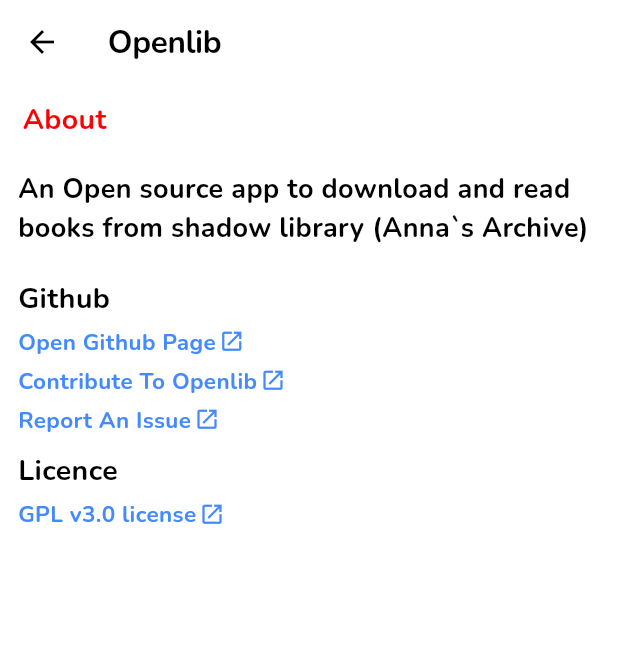
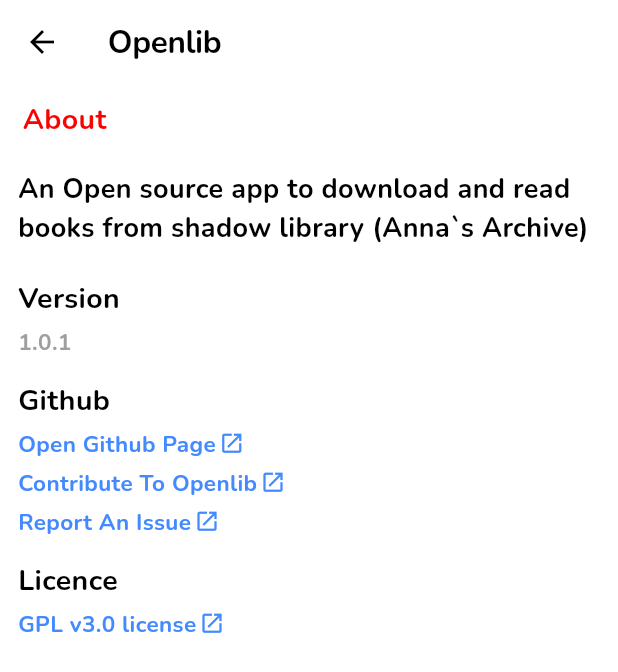
Before and after one commit to dstark5/Openlib, a Flutter app: the AboutPage screen opened directly, on a phone screen of 412 x 824 dp. Shown: the top 672 px of the screen. Run offline on Flutter 3.47's test engine with Material 2 defaults, Android fonts, the phone set to English and light mode, and no system bars; our stand-ins replace cached_network_image, dio, flutter_riverpod, flutter_svg, google_fonts, google_nav_bar and 3 more; missing offline and left inert: epub_view, flutter_pdfview, vocsy_epub_viewer; accounts and stored records are empty; network calls fail.

```diff
--- a/lib/ui/about_page.dart
+++ b/lib/ui/about_page.dart
@@ -36,6 +36,23 @@
               Padding(
                 padding: EdgeInsets.only(left: 7, right: 7, top: 10),
                 child: Text(
+                  "Version",
+                  style: TextStyle(fontSize: 19, fontWeight: FontWeight.bold),
+                ),
+              ),
+              Padding(
+                padding: EdgeInsets.only(left: 7, right: 7, top: 5),
+                child: Text(
+                  "1.0.1",
+                  style: TextStyle(
+                      fontSize: 15,
+                      fontWeight: FontWeight.bold,
+                      color: Colors.grey),
+                ),
+              ),
+              Padding(
+                padding: EdgeInsets.only(left: 7, right: 7, top: 15),
+                child: Text(
                   "Github",
                   style: TextStyle(fontSize: 19, fontWeight: FontWeight.bold),
                 ),
@@ -52,7 +69,7 @@
                   text: 'Report An Issue',
                   url: 'https://github.com/dstark5/Openlib/issues'),
               Padding(
-                padding: EdgeInsets.only(left: 7, right: 7, top: 10),
+                padding: EdgeInsets.only(left: 7, right: 7, top: 15),
                 child: Text(
                   "Licence",
                   style: TextStyle(fontSize: 19, fontWeight: FontWeight.bold),
```
